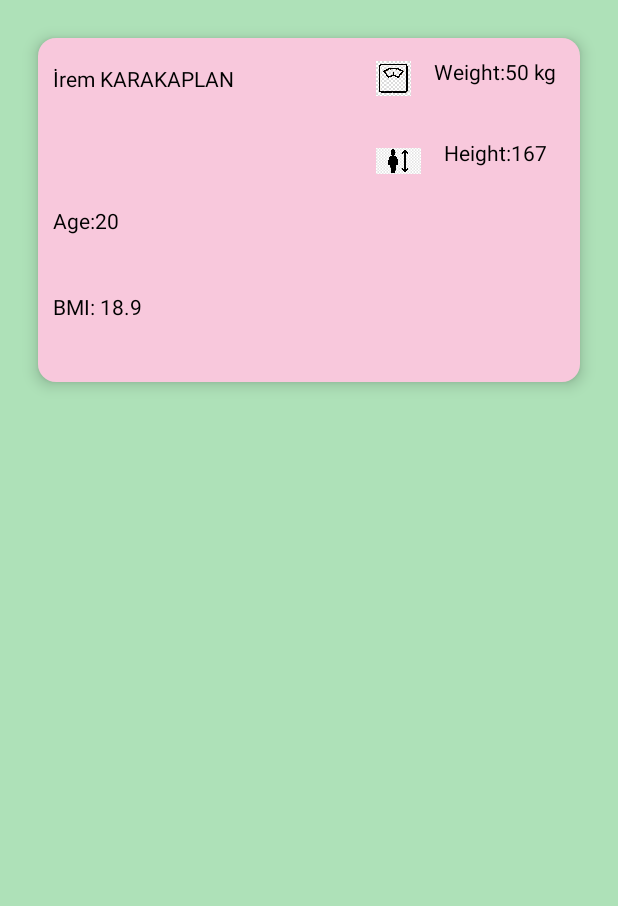
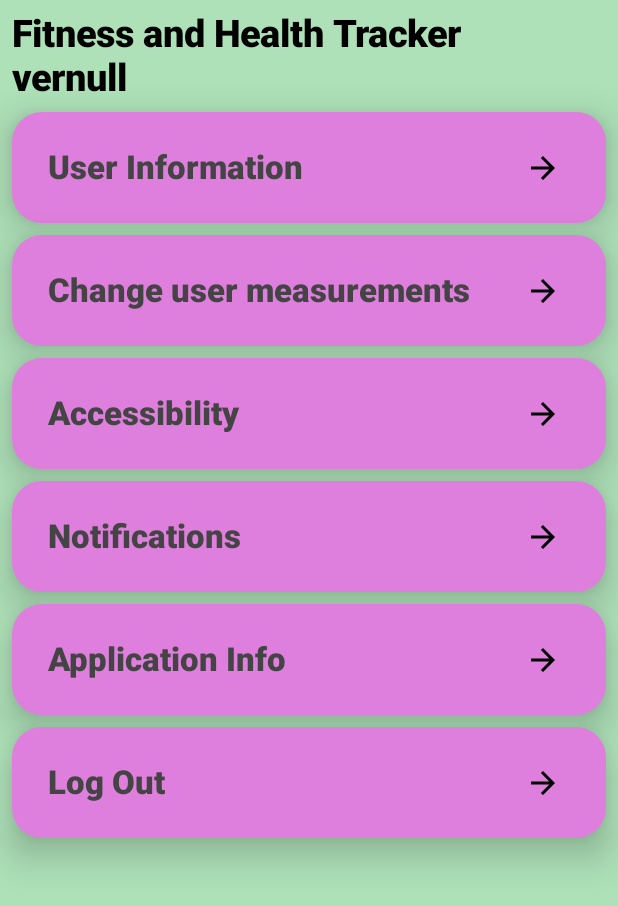
Before and after one commit to akdenizcse/cse-234-term-project-cse234_fitnessteam, an Android app built with Jetpack Compose: the @Preview function ProfilePreview, on a phone screen of 412 x 824 dp. Shown: the top 906 px of the screen. Run offline under Robolectric (Android 15) with nearby library versions, the phone set to English and light mode, and no system bars.

Commit message:
UI changes

```diff
--- a/app/build.gradle.kts
+++ b/app/build.gradle.kts
@@ -9,7 +9,7 @@ android {
 
     defaultConfig {
         applicationId = "com.example.fitnesstrackerandplanner"
-        minSdk = 24
+        minSdk = 26
         targetSdk = 34
         versionCode = 1
         versionName = "1.0"
--- a/app/src/main/AndroidManifest.xml
+++ b/app/src/main/AndroidManifest.xml
@@ -5,6 +5,7 @@
     <uses-permission android:name="android.permission.READ_EXTERNAL_STORAGE" />
     <uses-permission android:name="android.permission.ACTIVITY_RECOGNITION" />
     <uses-permission android:name="android.permission.BODY_SENSORS" />
+    <uses-sdk tools:overrideLibrary="androidx.health.connect.client" />
 
     <application
         android:allowBackup="true"
@@ -16,6 +17,7 @@
         android:supportsRtl="true"
         android:theme="@style/Theme.FitnessTrackerSplashScreen"
         tools:targetApi="31" >
+
         <activity
             android:name=".MainActivity"
             android:exported="true"
--- a/app/src/main/java/com/example/fitnesstrackerandplanner/DatabaseHelper.kt
+++ b/app/src/main/java/com/example/fitnesstrackerandplanner/DatabaseHelper.kt
@@ -99,6 +99,9 @@ class DatabaseHelper(context: Context) : SQLiteOpenHelper(context, DATABASE_NAME
 
         }
     }
+    fun getDatabaseVer():Int{
+        return DATABASE_VERSION
+    }
 
     fun checkUser(db: SQLiteDatabase?, userName: String, password: String): Boolean {
         val cursor = db?.query(
--- a/app/src/main/java/com/example/fitnesstrackerandplanner/Profile.kt
+++ b/app/src/main/java/com/example/fitnesstrackerandplanner/Profile.kt
@@ -1,42 +1,18 @@
 package com.example.fitnesstrackerandplanner
-import android.media.Image
-import androidx.compose.foundation.Image
 import android.database.sqlite.SQLiteDatabase
-import androidx.compose.foundation.background
-import androidx.compose.foundation.clickable
-import androidx.compose.foundation.layout.Arrangement
-import androidx.compose.foundation.layout.Box
-import androidx.compose.foundation.layout.Column
-import androidx.compose.foundation.layout.Row
-import androidx.compose.foundation.layout.Spacer
 import androidx.compose.foundation.layout.fillMaxSize
-import androidx.compose.foundation.layout.fillMaxWidth
-import androidx.compose.foundation.layout.height
-import androidx.compose.foundation.layout.padding
-import androidx.compose.foundation.layout.size
-import androidx.compose.foundation.layout.width
-import androidx.compose.material3.CardColors
-import androidx.compose.material3.CardDefaults
-import androidx.compose.material3.ElevatedCard
-import androidx.compose.material3.Text
+import androidx.compose.foundation.shape.RoundedCornerShape
 import androidx.compose.runtime.Composable
-import androidx.compose.ui.Alignment
 import androidx.compose.ui.Modifier
-import androidx.compose.ui.draw.clip
-import androidx.compose.ui.graphics.Color
-import androidx.compose.ui.res.painterResource
-import androidx.compose.ui.text.style.TextAlign
 import androidx.compose.ui.tooling.preview.Preview
+import com.example.fitnesstrackerandplanner.ui.theme.*
+import androidx.compose.material3.Surface
 import androidx.compose.ui.unit.dp
-import androidx.compose.ui.unit.sp
-import com.example.fitnesstrackerandplanner.ui.theme.*
-import com.example.fitnesstrackerandplanner.utilityMethods
-import androidx.compose.material.icons.Icons
 
 @Composable
-fun Profile(db: SQLiteDatabase?) {
+fun Profile(db: SQLiteDatabase?, dbHelper: DatabaseHelper?) {
 
-    Box(
+    /*Box(
         modifier = Modifier
             .fillMaxSize()
             .background(SurfaceGreen)
@@ -122,12 +98,28 @@ fun Profile(db: SQLiteDatabase?) {
 
     }}
 
+     */
+
+    val options=listOf("User Information",
+        "Change user measurements",
+        "Accessibility",
+        "Notifications",
+        "Application Info",
+        "Log Out")
+
+    Surface(modifier=Modifier.fillMaxSize(),color= SurfaceGreen){
+
+            RecyclerView(names = options, greetingMessage ="Fitness and Health Tracker\nver${dbHelper?.getDatabaseVer()}", icon = null, subTitle = null,
+                shape= RoundedCornerShape(20.dp)
+            )
+
+    }
 
 }
 
 @Preview
 @Composable
 fun ProfilePreview() {
-    Profile(null)
+    Profile(null,null)
 
 }
--- /dev/null
+++ b/app/src/main/java/com/example/fitnesstrackerandplanner/RecyclerViewCreator.kt
@@ -0,0 +1,108 @@
+package com.example.fitnesstrackerandplanner
+
+import android.graphics.drawable.shapes.Shape
+import androidx.compose.foundation.Image
+import androidx.compose.foundation.clickable
+import androidx.compose.foundation.layout.Column
+import androidx.compose.foundation.layout.Row
+import androidx.compose.foundation.layout.fillMaxWidth
+import androidx.compose.foundation.layout.padding
+import androidx.compose.foundation.layout.size
+import androidx.compose.foundation.lazy.LazyColumn
+import androidx.compose.foundation.lazy.items
+import androidx.compose.material.icons.Icons
+import androidx.compose.material.icons.filled.ArrowForward
+import androidx.compose.material3.Icon
+import androidx.compose.material3.Surface
+import androidx.compose.material3.Text
+import androidx.compose.runtime.Composable
+import androidx.compose.ui.Alignment
+import androidx.compose.ui.Modifier
+import androidx.compose.ui.graphics.Color
+import androidx.compose.ui.graphics.RectangleShape
+import androidx.compose.ui.graphics.painter.Painter
+import androidx.compose.ui.text.font.FontWeight
+import androidx.compose.ui.unit.dp
+import androidx.compose.ui.unit.sp
+import com.example.fitnesstrackerandplanner.ui.theme.RecyclerPurple
+
+@Composable
+fun listItem(subTitle:String?,title:String,shape:androidx.compose.ui.graphics.Shape,color:Color= RecyclerPurple){
+
+
+    Surface(color= color,
+        modifier= Modifier
+            .padding(vertical=4.dp, horizontal = 8.dp).clickable {  },
+        shape= shape, tonalElevation = 10.dp, shadowElevation = 15.dp
+    )
+    {
+        Column(modifier= Modifier
+            .padding(24.dp)
+            .fillMaxWidth()) {
+
+
+            Row(verticalAlignment = Alignment.CenterVertically){
+                Column(modifier= Modifier
+                    .weight(1f)
+                )
+                {
+                    if(subTitle!=null) {
+                        Text(text = subTitle, color = Color.White, fontWeight = FontWeight.Medium)
+                    }
+                    Text(text=title, fontWeight = FontWeight.ExtraBold, fontSize = 22.sp,color=Color.DarkGray )
+
+                }
+                Icon( Icons.Default.ArrowForward,contentDescription = null,Modifier.padding(horizontal=6.dp).clickable {  })
+
+            }
+
+
+        }
+    }
+
+
+
+}
+
+@Composable
+fun RecyclerView(
+    names:List<String> =List(10){"$it"},
+    greetingMessage:String?,
+    icon: Painter?,
+    subTitle: String?,
+    shape: androidx.compose.ui.graphics.Shape = RectangleShape,
+    color:Color= RecyclerPurple) {
+    LazyColumn(modifier = Modifier.padding(vertical = 4.dp)) {
+        if (greetingMessage != null ) {
+            item {
+                Surface(
+                    color = Color.Transparent,
+                    modifier = Modifier
+                        .padding(vertical = 4.dp, horizontal = 8.dp)
+                ) {
+                    Row {
+                        Text(
+                            text = "$greetingMessage",
+                            fontSize = 25.sp,
+                            modifier = Modifier.weight(3f),
+                            color = Color.Black,
+                            fontWeight = FontWeight.ExtraBold
+                        )
+                        if(icon!=null) {
+                            Image(
+                                painter = icon,
+                                contentDescription = null,
+                                modifier = Modifier.weight(1f).size(65.dp)
+                            )
+                        }
+                    }
+                }
+            }
+        }
+        items(items = names) { name ->
+            listItem(title=name, subTitle = subTitle, shape = shape, color = color)
+
+        }
+
+    }
+}
--- a/app/src/main/java/com/example/fitnesstrackerandplanner/ui/theme/Color.kt
+++ b/app/src/main/java/com/example/fitnesstrackerandplanner/ui/theme/Color.kt
@@ -26,3 +26,4 @@ val ButtonPurple=Color(0Xff663966)
 val UnfocusedTextFieldGreen=Color(0Xff4b9140)
 val FocusedTextFieldGreen=Color(0xFF185906)
 val ButtonGreenLayer=Color(0XFFd5e251)
+val DarkRecyclerPurple=Color(0XFFdf7fdd) //TODO: Find a matching dark purple
```
Also changed, not shown: app/src/main/java/com/example/fitnesstrackerandplanner/Goals.kt (+10 -102 lines), app/src/main/java/com/example/fitnesstrackerandplanner/MainActivity.kt (+1 -14 lines), app/src/main/java/com/example/fitnesstrackerandplanner/StartAnExercise.kt (+7 -92 lines).
